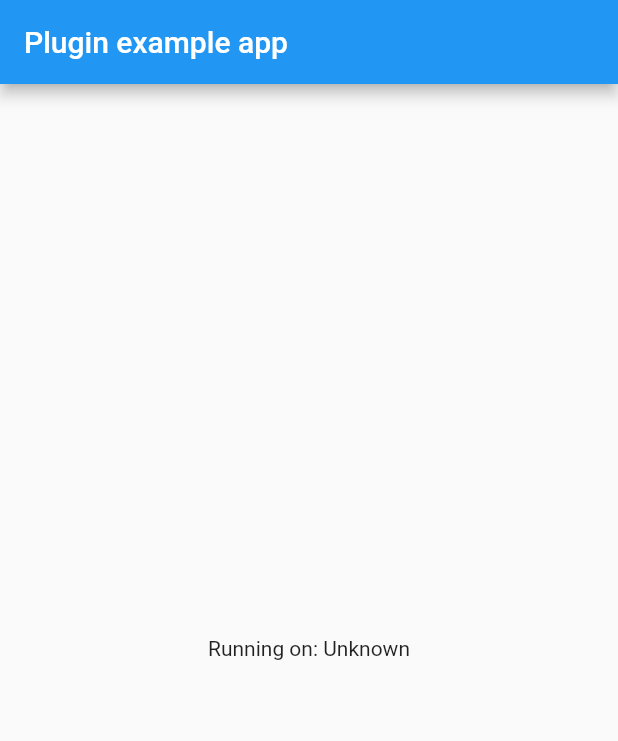
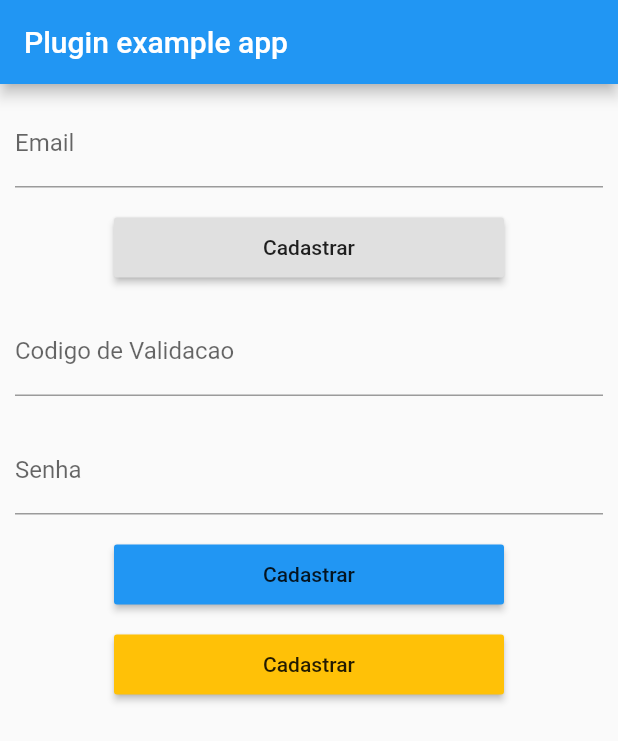
Before and after one commit to yohan-sampaio/sdk_iot, a Flutter app: the screen it shows after launch, on a phone screen of 412 x 824 dp. Shown: the top 741 px of the screen. Run offline on Flutter 3.47's test engine with Material 2 defaults, Android fonts, the light colour scheme and no system bars.

Commit message:
-- Implementado novas funcionalidades (Registro, validação do codigo da conta, get Home)

```diff
--- a/example/lib/main.dart
+++ b/example/lib/main.dart
@@ -14,20 +14,27 @@ class MyApp extends StatefulWidget {
 }
 
 class _MyAppState extends State<MyApp> {
+  final TextEditingController _emailController = TextEditingController();
+  final TextEditingController _validateCodeController = TextEditingController();
+  final TextEditingController _passwordController = TextEditingController();
   String _platformVersion = 'Unknown';
+
 
   @override
   void initState() {
     super.initState();
     initPlatformState();
+
   }
+
 
   // Platform messages are asynchronous, so we initialize in an async method.
   Future<void> initPlatformState() async {
     String platformVersion;
     // Platform messages may fail, so we use a try/catch PlatformException.
     try {
-      platformVersion = await SdkSmarthouse.platformVersion;
+      //platformVersion = await SdkSmarthouse.platformVersion;
+      await SdkSmarthouse.initTuya;
     } on PlatformException {
       platformVersion = 'Failed to get platform version.';
     }
@@ -49,9 +56,83 @@ class _MyAppState extends State<MyApp> {
         appBar: AppBar(
           title: const Text('Plugin example app'),
         ),
-        body: Center(
-          child: Text('Running on: $_platformVersion\n'),
-        ),
+        body: Column(children: [
+          Padding(
+            padding: EdgeInsets.all(10),
+            child: TextField(
+              controller: _emailController,
+              decoration: InputDecoration(
+                labelText: "Email",
+              ),
+            ),
+          ),
+          SizedBox(
+            height: 60,
+            width: 280,
+            child: Container(
+            height: 40,
+            width: 220,
+            padding: EdgeInsets.all(10),
+            child: RaisedButton(
+              child: Text("Cadastrar"),
+                onPressed: () async {
+                  if(_emailController.text.isNotEmpty){
+                   await SdkSmarthouse.createAccount(_emailController.text, "55");
+                  }
+                },
+            ),),
+          ),
+          Padding(
+            padding: EdgeInsets.all(10),
+            child: TextField(
+              controller: _validateCodeController,
+              decoration: InputDecoration(
+                labelText: "Codigo de Validacao",
+              ),
+            ),
+          ),
+          Padding(
+            padding: EdgeInsets.all(10),
+            child: TextField(
+              controller: _passwordController,
+              decoration: InputDecoration(
+                labelText: "Senha",
+              ),
+              obscureText: true,
+            ),
+          ),
+            SizedBox(
+              height: 60,
+              width: 280,
+              child: Container(
+                padding: EdgeInsets.all(10),
+                child: RaisedButton(
+                  color: Colors.blue,
+                  child: Text("Cadastrar"),
+                    onPressed: () async {
+                      if(_emailController.text.isNotEmpty && _validateCodeController.text.isNotEmpty && _passwordController.text.isNotEmpty){
+                      await SdkSmarthouse.validateCode(_validateCodeController.text,
+                      _emailController.text,
+                      "55",
+                      _passwordController.text);
+                      }
+                    },
+                ),),
+            ),
+            SizedBox(
+              height: 60,
+              width: 280,
+              child: Container(
+                padding: EdgeInsets.all(10),
+                child: RaisedButton(
+                  color: Colors.amber,
+                  child: Text("Cadastrar"),
+                    onPressed: () async {
+                      await SdkSmarthouse.homeInstance;
+                    },
+                ),),
+            )
+        ],),
       ),
     );
   }
--- a/lib/sdk_smarthouse.dart
+++ b/lib/sdk_smarthouse.dart
@@ -7,9 +7,36 @@ class SdkSmarthouse {
   static const MethodChannel _channel =
       const MethodChannel('sdk_smarthouse');
 
-  static Future<String> get platformVersion async {
+  static Future<String> createAccount(String email, String countryCode) async {
+    final String result = await _channel.invokeMethod('createAccount',
+    {"email" : email,
+    "countryCode" : countryCode});
+    return result;
+  }
 
-    final String version = await _channel.invokeMethod('getPlatformVersion');
-    return version;
+  static Future<String>  validateCode(String code, String email, String countryCode, String password) async {
+    final String result = await _channel.invokeMethod('validateCode', {
+      "codeValidate" : code,
+      "email": email,
+      "countryCode":countryCode,
+      "password":password
+      });
+    return result;
+  }
+
+  static Future<String>  get initTuya async {
+    final String result = await _channel.invokeMethod('initTuya');
+    return result;
+  }
+
+
+  static Future<String>  get destroyTuya async {
+    final String result = await _channel.invokeMethod('destroyTuya');
+    return result;
+  }
+
+  static Future<List>  get homeInstance async {
+    final List<dynamic> result = await _channel.invokeMethod('getHomeManager');
+    return result;
   }
 }
```
Also changed, not shown: 3 other files.
